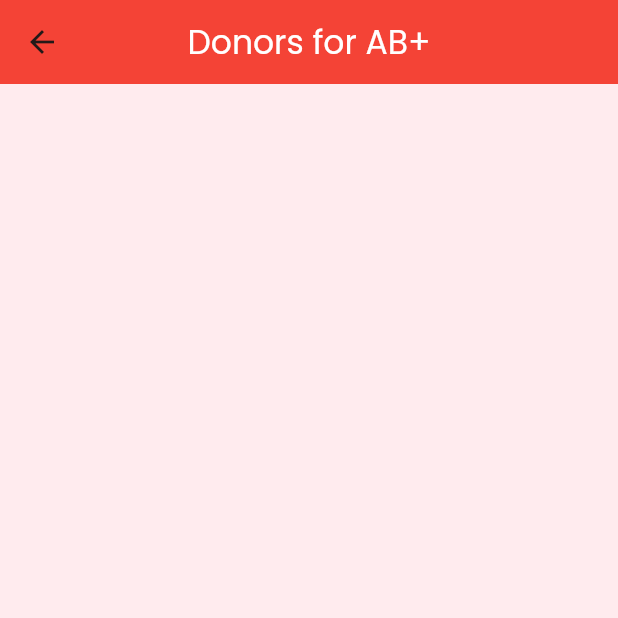
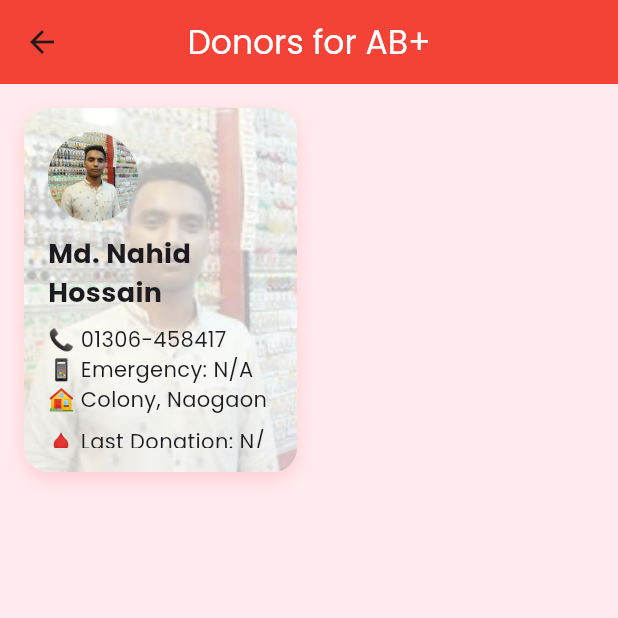
Before and after one commit to Wazid-Hossain/Blood-Donation, a Flutter app: the screen it shows after launch, after a tap on "AB+", on a phone screen of 412 x 824 dp, the top half of it. Run offline on Flutter 3.47's test engine with Material 3 defaults, Android fonts, the phone set to English and light mode, and no system bars; our stand-ins replace google_fonts.

Commit message:
mobile view card overflow solution done

```diff
--- a/lib/doner_data.dart
+++ b/lib/doner_data.dart
@@ -1,35 +1,18 @@
 class DonorData {
   static final List<Map<String, String>> _donors = [
+// For O+ blood type
+
     {
-      'name': 'John Doe',
+      'name': 'Aminul Islam Sujon',
       'bloodType': 'O+',
-      'contact': '01234-567890',
-      'emergency': '09876-543210',
-      'address': 'Dhaka, Bangladesh',
-      'lastDonation': '12 Mar 2025',
+      'contact': '01889-918888',
+      'emergency': 'N/A',
+      'address': 'Colony, Naogaon',
+      'lastDonation': 'N/A',
       'status': 'Available',
-      'image': 'https://i.pravatar.cc/100?img=3'
+      'image': 'assets/images/sujon.jpg'
     },
-    {
-      'name': 'Jane Smith',
-      'bloodType': 'O+',
-      'contact': '01700-123456',
-      'emergency': '01900-654321',
-      'address': 'Chittagong, Bangladesh',
-      'lastDonation': '20 Feb 2025',
-      'status': 'Available',
-      'image': 'https://i.pravatar.cc/100?img=5'
-    },
-    {
-      'name': 'Ali Khan',
-      'bloodType': 'A+',
-      'contact': '01900-789456',
-      'emergency': '01800-123789',
-      'address': 'Khulna, Bangladesh',
-      'lastDonation': '25 Jan 2025',
-      'status': 'Not Available',
-      'image': 'https://i.pravatar.cc/100?img=6'
-    },
+
     {
       'name': 'Wazid Hossain',
       'bloodType': 'O+',
@@ -43,16 +26,73 @@ class DonorData {
     },
 
     {
-      'name': 'Saeid Hossain',
+      'name': 'Mohammad Zakir Hossain',
+      'bloodType': 'O+',
+      'contact': '01764-948406',
+      'emergency': 'N/A',
+      'address': 'Colony, Naogaon',
+      'lastDonation': 'N/A',
+      'status': 'Available',
+      'image': 'assets/images/jakir.jpg'
+    },
+    {
+      'name': 'Masrul Hasan Himu',
+      'bloodType': 'O+',
+      'contact': '01765573637',
+      'emergency': '01718745677',
+      'address': 'Colony, Naogaon',
+      'lastDonation': 'N/A',
+      'status': 'Available',
+      'image': 'assets/images/himu.jpg'
+    },
+    {
+      'name': 'Mehedi Hasan Anik',
+      'bloodType': 'O+',
+      'contact': '0173208036',
+      'emergency': '01515659667',
+      'address': 'Colony, Naogaon',
+      'lastDonation': 'N/A',
+      'status': 'Available',
+      'image': 'assets/images/anik.jpg'
+    },
+    // end of O+ blood type
+
+    // A+ blood type
+    {
+      'name': 'RM Mithun',
       'bloodType': 'A+',
-      'contact': '01234-567890',
-      'emergency': '09876-543210',
-      'address': 'Dhaka, Bangladesh',
-      'lastDonation': '12 Mar 2025',
+      'contact': '01791-939494',
+      'emergency': 'N/A',
+      'address': 'Colony, Naogaon',
+      'lastDonation': 'N/A',
       'status': 'Available',
-      'image': 'https://i.pravatar.cc/100?img=3'
+      'image': 'assets/images/mithun.jpg'
     },
-    // Add more donors as needed
+
+    {
+      'name': 'Md Bappy Ansari',
+      'bloodType': 'A+',
+      'contact': '01720-565738',
+      'emergency': 'N/A',
+      'address': 'Colony, Naogaon',
+      'lastDonation': 'N/A',
+      'status': 'Available',
+      'image': 'assets/images/bappy.jpg'
+    },
+
+// end of A+ blood type
+
+// AB+ Blood Type
+    {
+      'name': 'Md. Nahid Hossain',
+      'bloodType': 'AB+',
+      'contact': '01306-458417',
+      'emergency': 'N/A',
+      'address': 'Colony, Naogaon',
+      'lastDonation': 'N/A',
+      'status': 'Available',
+      'image': 'assets/images/nahid.jpg'
+    },
   ];
 
   static List<Map<String, String>> getDonorsByBloodType(String bloodType) {
--- a/lib/main.dart
+++ b/lib/main.dart
@@ -126,17 +126,23 @@ class DonorListPage extends StatelessWidget {
         child: Center(
           child: ConstrainedBox(
             constraints: const BoxConstraints(maxWidth: 1000),
-            child: GridView.builder(
+            child: LayoutBuilder(
+              builder: (context, constraints) {
+                final gridCount = _getGridCount(constraints.maxWidth);
+
+                return GridView.builder(
                   gridDelegate: SliverGridDelegateWithFixedCrossAxisCount(
-                crossAxisCount: _getGridCount(context), // Responsive columns
-                crossAxisSpacing: 16.0,
-                mainAxisSpacing: 16.0,
-                childAspectRatio: 0.75, // Adjust card height and width
+                    crossAxisCount: gridCount,
+                    crossAxisSpacing: 16,
+                    mainAxisSpacing: 16,
+                    childAspectRatio: 0.75,
                   ),
                   itemCount: donors.length,
                   itemBuilder: (context, index) {
                     final donor = donors[index];
                     return DonorCard(donor: donor);
+                  },
+                );
               },
             ),
           ),
@@ -146,21 +152,10 @@ class DonorListPage extends StatelessWidget {
   }
 
   // Function to make grid count responsive based on screen width
-  int _getGridCount(BuildContext context) {
-    double screenWidth = MediaQuery.of(context).size.width;
-
-    // If screen width is less than 600px, 1 card per row (for smaller screens)
-    if (screenWidth < 600) {
-      return 1;
-    }
-    // If screen width is between 600 and 900px, 2 cards per row
-    else if (screenWidth < 900) {
-      return 2;
-    }
-    // If screen width is above 900px, 3 cards per row
-    else {
-      return 3;
-    }
+  int _getGridCount(double maxWidth) {
+    const double minCardWidth = 180; // or 160 if you want tighter fit
+    int count = (maxWidth / minCardWidth).floor();
+    return count < 1 ? 1 : count;
   }
 }
 
@@ -171,8 +166,6 @@ class DonorCard extends StatelessWidget {
 
   @override
   Widget build(BuildContext context) {
-    bool isAsset = donor['imageType'] == 'asset';
-
     return Container(
       padding: const EdgeInsets.all(16),
       decoration: BoxDecoration(
@@ -185,21 +178,18 @@ class DonorCard extends StatelessWidget {
             offset: const Offset(0, 5),
           ),
         ],
+        image: DecorationImage(
+          image: AssetImage(donor['image']!),
+          fit: BoxFit.cover,
+          opacity: 0.3,
+        ),
       ),
       child: Column(
         crossAxisAlignment: CrossAxisAlignment.start,
         children: [
-          // Profile Picture (Check asset vs network)
           ClipRRect(
             borderRadius: BorderRadius.circular(50),
-            child: isAsset
-                ? Image.asset(
-                    donor['image']!,
-                    width: 60,
-                    height: 60,
-                    fit: BoxFit.cover,
-                  )
-                : Image.network(
+            child: Image.asset(
               donor['image']!,
               width: 60,
               height: 60,
@@ -217,6 +207,12 @@ class DonorCard extends StatelessWidget {
             ),
           ),
           const SizedBox(height: 8),
+          // Wrapping text content in SingleChildScrollView to prevent overflow
+          Expanded(
+            child: SingleChildScrollView(
+              child: Column(
+                crossAxisAlignment: CrossAxisAlignment.start,
+                children: [
                   Text('📞 ${donor['contact']}'),
                   Text('📱 Emergency: ${donor['emergency']}'),
                   Text('🏠 ${donor['address']}'),
@@ -229,8 +225,9 @@ class DonorCard extends StatelessWidget {
                         donor['status'] == 'Available'
                             ? Icons.check_circle
                             : Icons.cancel,
-                color:
-                    donor['status'] == 'Available' ? Colors.green : Colors.red,
+                        color: donor['status'] == 'Available'
+                            ? Colors.green
+                            : Colors.red,
                         size: 16,
                       ),
                       const SizedBox(width: 4),
@@ -246,6 +243,10 @@ class DonorCard extends StatelessWidget {
                   ),
                 ],
               ),
+            ),
+          ),
+        ],
+      ),
     );
   }
 }
```
Also changed, not shown: pubspec.yaml (+9 -1 lines), assets/images/anik.jpg (added), assets/images/bappy.jpg (added), assets/images/himu.jpg (added), assets/images/jakir.jpg (added), assets/images/mithun.jpg (added), assets/images/nahid.jpg (added), assets/images/sujon.jpg (added), assets/images/wazid.jpg (renamed from assest/wazid.jpg), 3 other files. Lines whose indentation alone changed are shown as unchanged.
